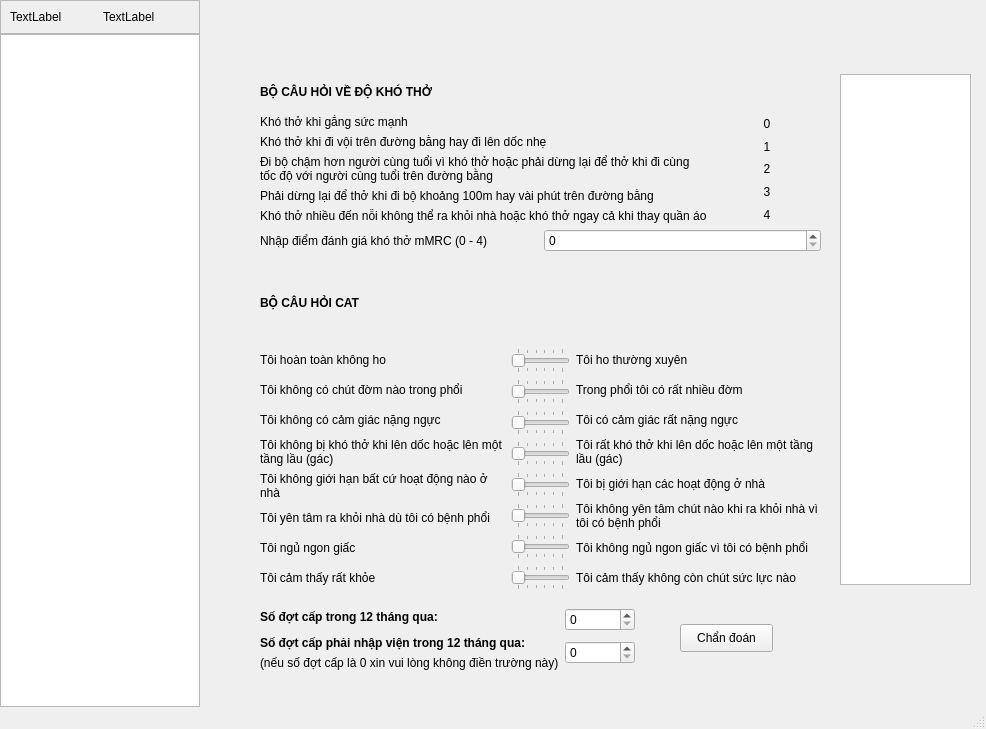
First picture: the form in interface/main_ui.ui, repository tanmaivan/COPD-Diagnosis-Expert-System, before the edit.
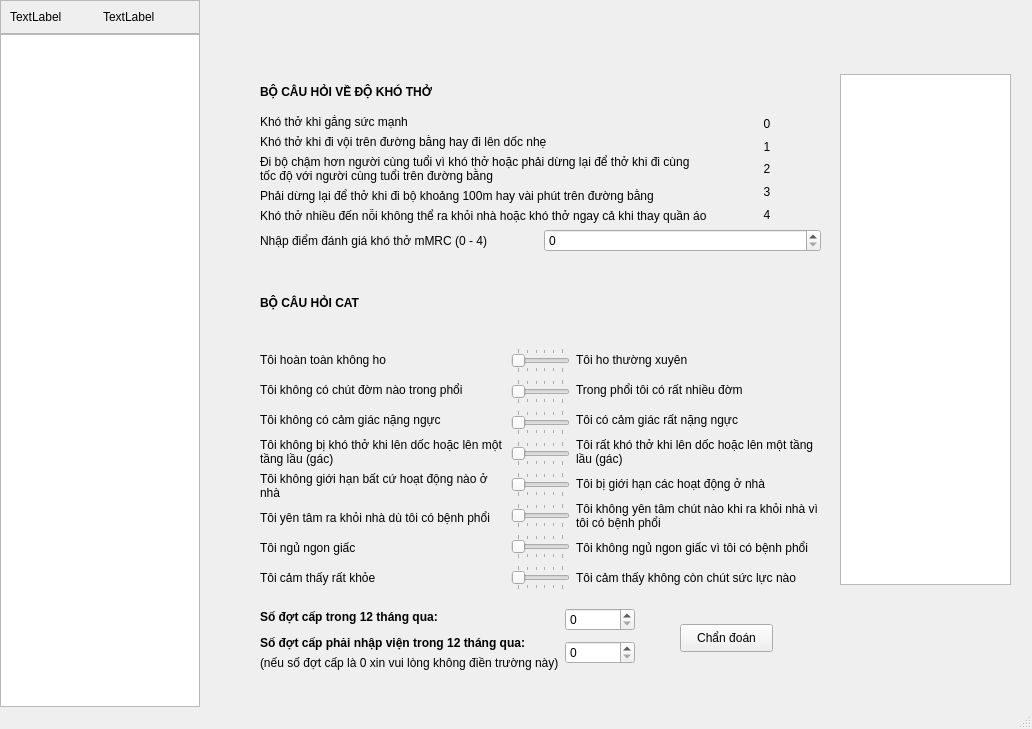
Second picture: the form after the edit. The open tabs and pages were chosen to show the change.

The edit to the form file:
```diff
--- a/interface/main_ui.ui
+++ b/interface/main_ui.ui
@@ -6,7 +6,7 @@
    <rect>
     <x>0</x>
     <y>0</y>
-    <width>986</width>
+    <width>1032</width>
     <height>729</height>
    </rect>
   </property>
@@ -905,7 +905,7 @@
          <rect>
           <x>640</x>
           <y>40</y>
-          <width>131</width>
+          <width>171</width>
           <height>511</height>
          </rect>
         </property>
```
Left out of the diff: 19 changed lines with no effect on the pictures.
